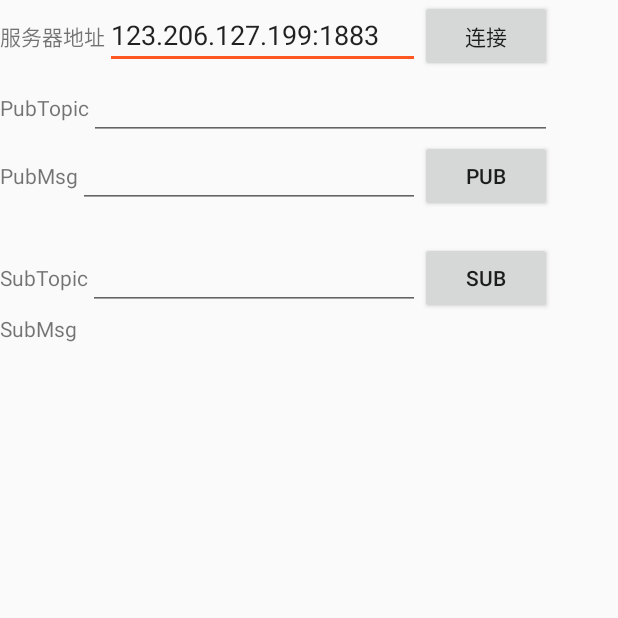
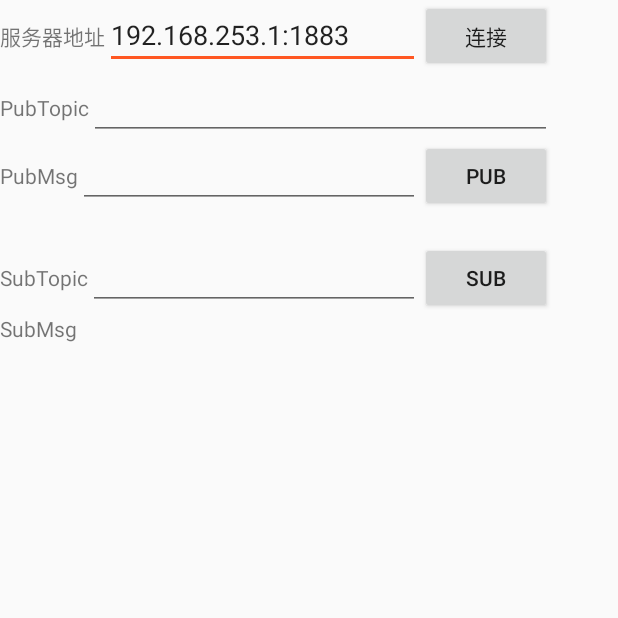
Before and after one commit to CrazyExplorer/googleADK, an Android app: the MqttActivity screen opened directly, with no data from a screen before it, on a phone screen of 412 x 824 dp, the top half of it. Run offline under Robolectric (Android 15) with nearby library versions, the phone set to English and light mode, and no system bars; libraries missing offline, so code that uses them is left out: org.eclipse.paho.

Commit message:
192.168.253.1:1883
192.168.253.1:1883

```diff
--- a/AIAndroid/MyApplication/app/src/main/java/com/zucc/g3/hzy/myapplication/activity/MqttActivity.java
+++ b/AIAndroid/MyApplication/app/src/main/java/com/zucc/g3/hzy/myapplication/activity/MqttActivity.java
@@ -25,7 +25,7 @@ import org.eclipse.paho.client.mqttv3.persist.MemoryPersistence;
 
 public class MqttActivity extends Activity  implements Button.OnClickListener{
 
-    private  String host="123.206.127.199:1883";
+    private  String host="192.168.253.1:1883";
     private final static String username="";
     private final static String password="";
 
--- a/AIAndroid/MyApplication/app/src/main/res/layout/activity_mqtt.xml
+++ b/AIAndroid/MyApplication/app/src/main/res/layout/activity_mqtt.xml
@@ -19,7 +19,7 @@
             android:layout_width="wrap_content"
             android:layout_height="wrap_content"
             android:id="@+id/broker"
-            android:text="123.206.127.199:1883"
+            android:text="192.168.253.1:1883"
             android:lines="1"
             android:layout_weight="1"/>
 
```
